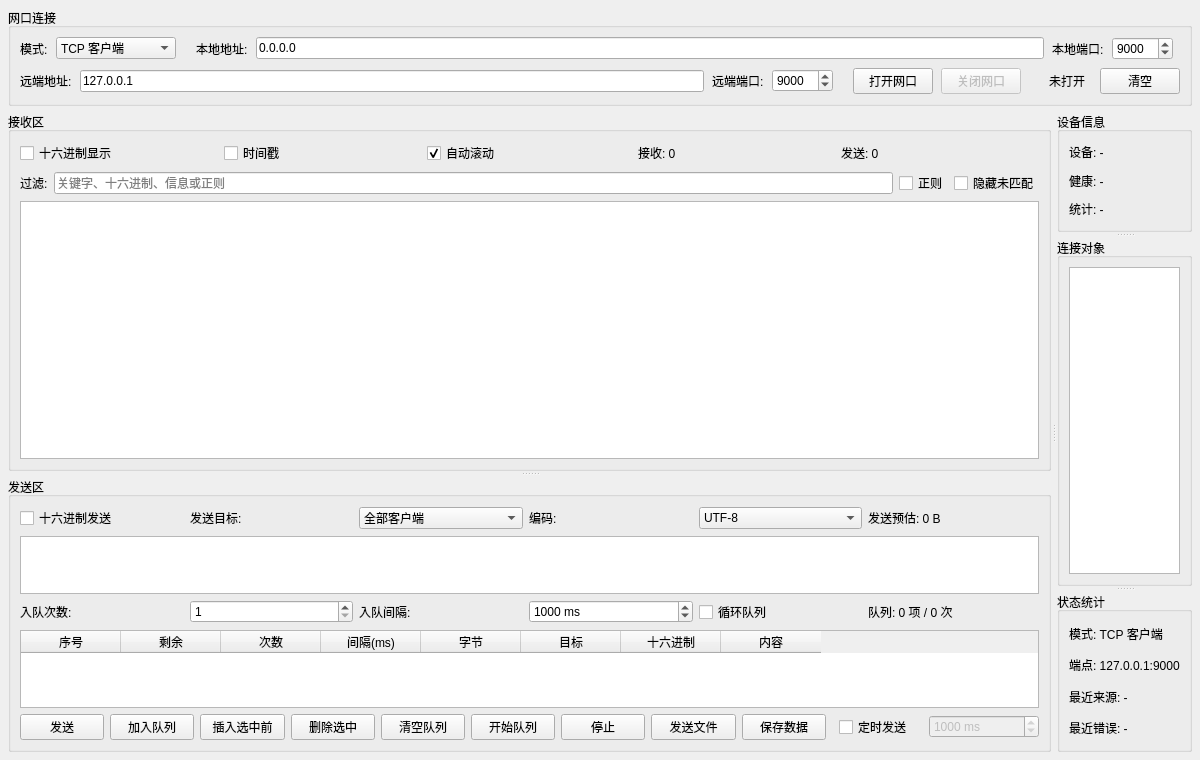
Old version of the form networkpanel.ui in the repository yeyue1/Debugging-Assistant.
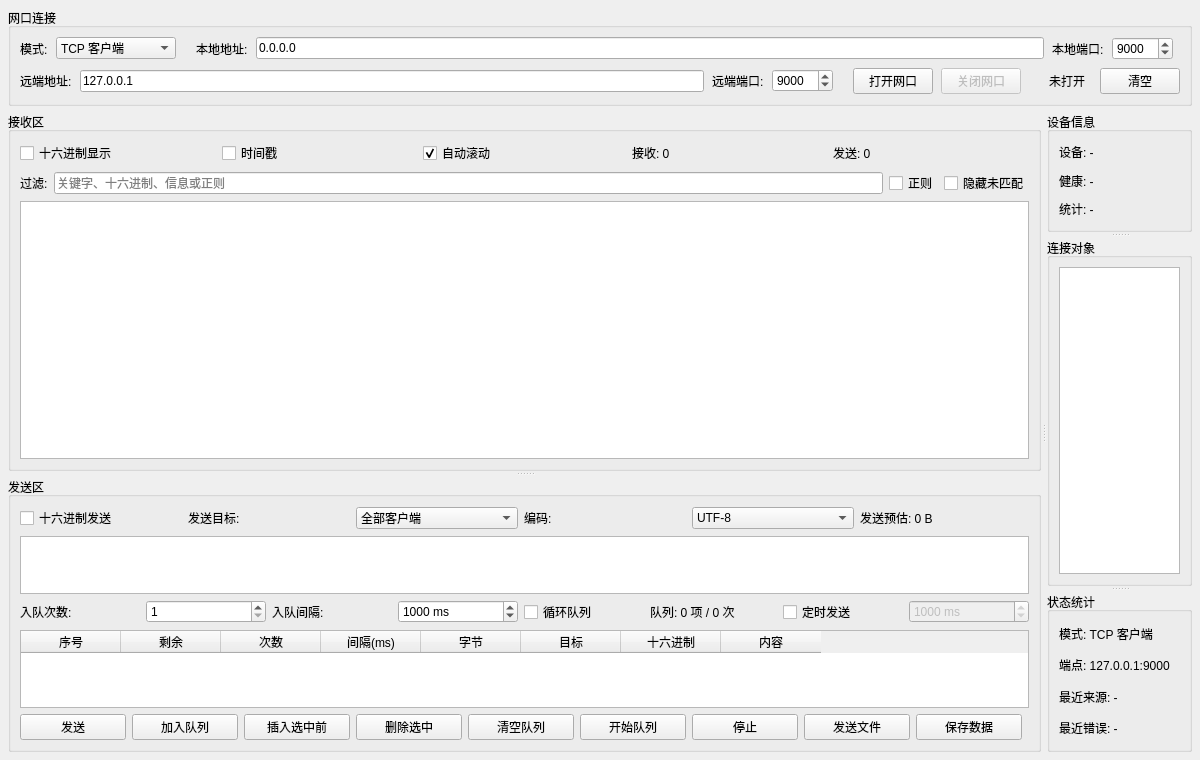
New version of the form.

Commit message:
fix: 优化网口面板发送按钮布局
- 将定时发送从发送按钮行移到队列选项行
- 减少发送按钮行的压力，防止按钮重叠
- 优化 UI 空间利用

```diff
--- a/networkpanel.ui
+++ b/networkpanel.ui
@@ -563,6 +563,38 @@
               </property>
              </spacer>
             </item>
+            <item>
+             <widget class="QCheckBox" name="timerSendCheck">
+              <property name="text">
+               <string>定时发送</string>
+              </property>
+             </widget>
+            </item>
+            <item>
+             <widget class="QSpinBox" name="timerSendInterval">
+              <property name="enabled">
+               <bool>false</bool>
+              </property>
+              <property name="minimumSize">
+               <size>
+                <width>110</width>
+                <height>0</height>
+               </size>
+              </property>
+              <property name="minimum">
+               <number>100</number>
+              </property>
+              <property name="maximum">
+               <number>60000</number>
+              </property>
+              <property name="value">
+               <number>1000</number>
+              </property>
+              <property name="suffix">
+               <string> ms</string>
+              </property>
+             </widget>
+            </item>
            </layout>
           </item>
           <item>
@@ -696,38 +728,6 @@
               </property>
              </spacer>
             </item>
-            <item>
-             <widget class="QCheckBox" name="timerSendCheck">
-              <property name="text">
-               <string>定时发送</string>
-              </property>
-             </widget>
-            </item>
-            <item>
-             <widget class="QSpinBox" name="timerSendInterval">
-              <property name="enabled">
-               <bool>false</bool>
-              </property>
-              <property name="minimumSize">
-               <size>
-                <width>110</width>
-                <height>0</height>
-               </size>
-              </property>
-              <property name="minimum">
-               <number>100</number>
-              </property>
-              <property name="maximum">
-               <number>60000</number>
-              </property>
-              <property name="value">
-               <number>1000</number>
-              </property>
-              <property name="suffix">
-               <string> ms</string>
-              </property>
-             </widget>
-            </item>
            </layout>
           </item>
          </layout>
```
